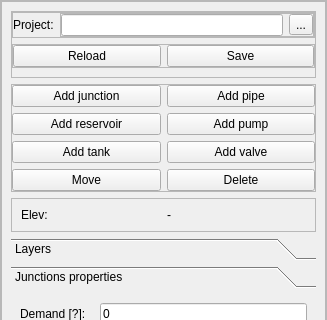
aecforge/QEPANET, file ui/qepanet_dockwidget.ui: the form before one commit; both pictures show x 0 to 327 and y 0 to 320 of the 327 by 684 pixel window.
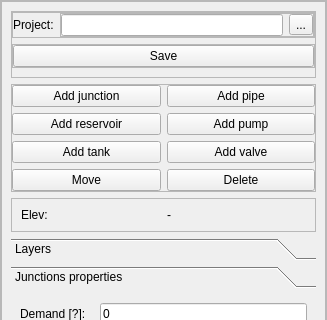
The form after the commit. The open tabs and pages were chosen to show the change.

The edit to the form file:
```diff
--- a/ui/qepanet_dockwidget.ui
+++ b/ui/qepanet_dockwidget.ui
@@ -141,13 +141,6 @@
                  <property name="margin">
                   <number>0</number>
                  </property>
-                 <item>
-                  <widget class="QPushButton" name="btn_project_reload">
-                   <property name="text">
-                    <string>Reload</string>
-                   </property>
-                  </widget>
-                 </item>
                  <item>
                   <widget class="QPushButton" name="btn_project_save">
                    <property name="text">
```
Left out of the diff: 26 changed lines with no effect on the pictures.
